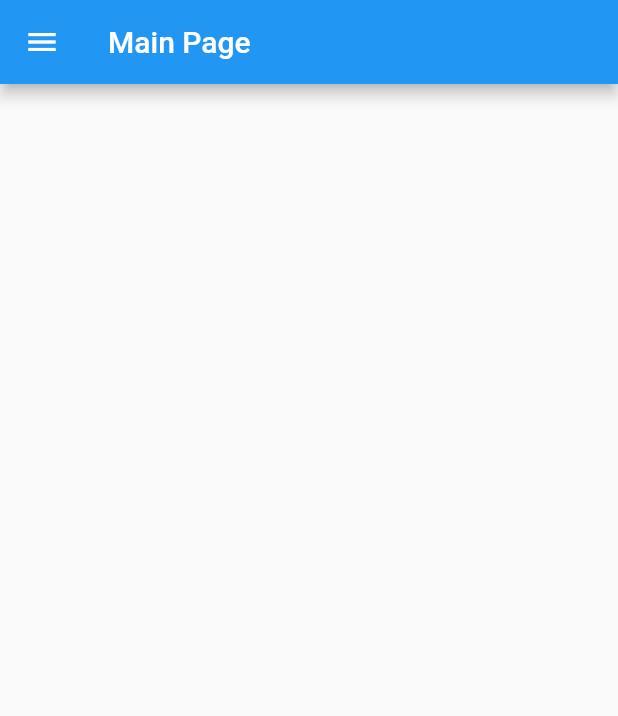
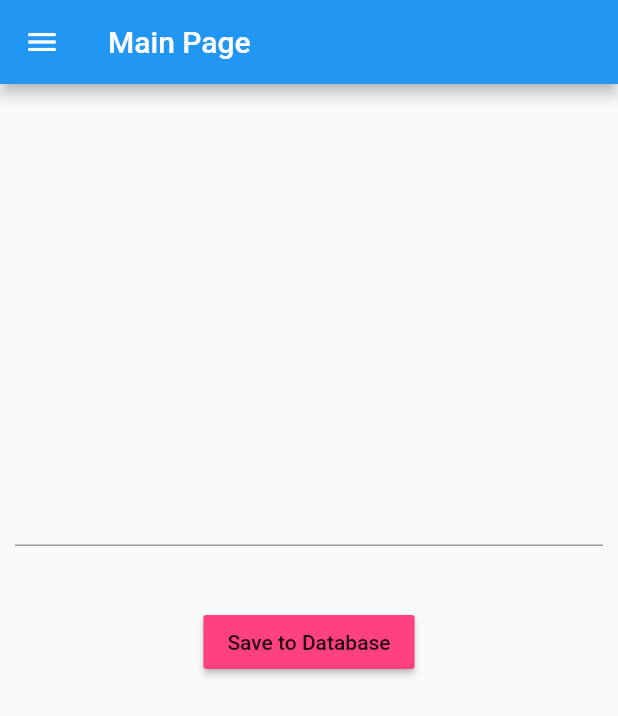
Before and after one commit to AdwaitVaidya/student_scheduler, a Flutter app: the screen it shows after launch, on a phone screen of 412 x 824 dp. Shown: the top 716 px of the screen. Run offline on Flutter 3.47's test engine with Material 2 defaults, Android fonts, the phone set to English and light mode, and no system bars; our stand-ins replace firebase_core; accounts and stored records are empty.

```diff
--- a/lib/main.dart
+++ b/lib/main.dart
@@ -1,3 +1,4 @@
+import 'package:firebase_core/firebase_core.dart';
 import 'package:flutter/cupertino.dart';
 import 'package:flutter/material.dart';
 
@@ -32,6 +33,8 @@ class MyHomePage extends StatefulWidget {
 }
 
 class _MyHomePageState extends State<MyHomePage> {
+  final Future<FirebaseApp> _future = Firebase.initializeApp();
+
   @override
   Widget build(BuildContext context) {
     return Scaffold(
@@ -87,6 +90,32 @@ class _MyHomePageState extends State<MyHomePage> {
             ],
           ),
         ),
+        body: FutureBuilder(
+            future: _future,
+            builder: (context, snapshot) {
+              if (snapshot.hasError) {
+                return Text(snapshot.error.toString());
+              } else {
+                return Container(
+                  child: Column(
+                    children: <Widget>[
+                      SizedBox(height: 250.0),
+                      Padding(
+                        padding: EdgeInsets.all(10.0),
+                        child: TextField(),
+                      ),
+                      SizedBox(height: 30.0),
+                      Center(
+                          child: RaisedButton(
+                              color: Colors.pinkAccent,
+                              child: Text("Save to Database"),
+                              onPressed: () {
+                                //call method flutter upload
+                              })),
+                    ],
+                  ),
                 );
               }
+            }));
   }
+}
```
Also changed, not shown: 4 other files. Lines whose indentation alone changed are shown as unchanged.
